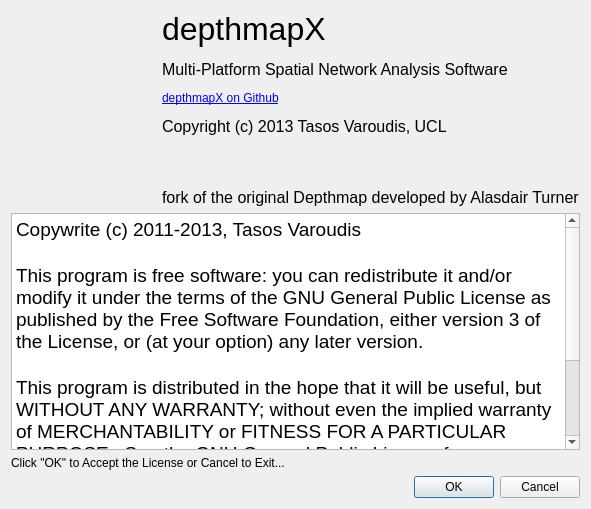
First picture: the form in depthmapX/UI/licenseagreement.ui, repository varoudis/depthmapX, before the edit.
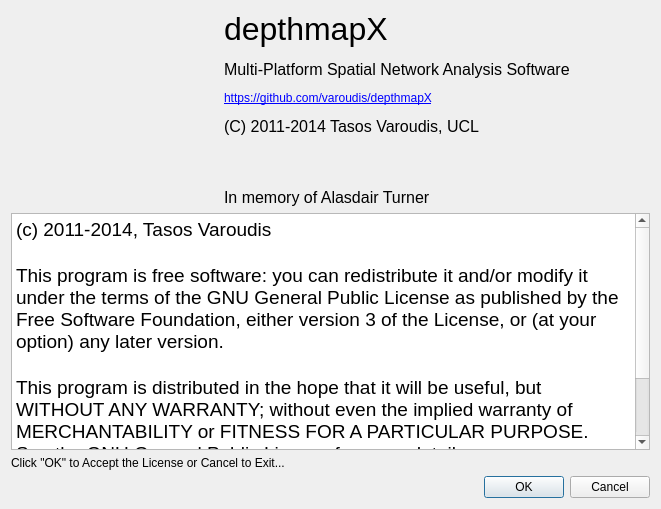
Second picture: the form after the edit. Icons and pictures are not drawn.

The edit to the form file:
```diff
--- a/depthmapX/UI/licenseagreement.ui
+++ b/depthmapX/UI/licenseagreement.ui
@@ -6,7 +6,7 @@
    <rect>
     <x>0</x>
     <y>0</y>
-    <width>591</width>
+    <width>661</width>
     <height>509</height>
    </rect>
   </property>
@@ -27,8 +27,14 @@
        </item>
        <item>
         <widget class="QLabel" name="label_3">
+         <property name="minimumSize">
+          <size>
+           <width>426</width>
+           <height>0</height>
+          </size>
+         </property>
          <property name="text">
-          <string>&lt;html&gt;&lt;head/&gt;&lt;body&gt;&lt;p&gt;&lt;span style=&quot; font-size:24pt;&quot;&gt;depthmapX&lt;/span&gt;&lt;/p&gt;&lt;p&gt;&lt;span style=&quot; font-size:12pt;&quot;&gt;Multi-Platform Spatial Network Analysis Software&lt;/span&gt;&lt;/p&gt;&lt;p&gt;&lt;a href=&quot;https://github.com/SpaceGroupUCL/depthmapX&quot;&gt;&lt;span style=&quot; text-decoration: underline; color:#0000ff;&quot;&gt;depthmapX on Github&lt;/span&gt;&lt;/a&gt;&lt;/p&gt;&lt;p&gt;&lt;span style=&quot; font-size:12pt;&quot;&gt;Copyright (c) 2013 Tasos Varoudis, UCL&lt;/span&gt;&lt;/p&gt;&lt;p&gt;&lt;br/&gt;&lt;/p&gt;&lt;p&gt;&lt;span style=&quot; font-size:12pt;&quot;&gt;fork of the original Depthmap developed by Alasdair Turner&lt;/span&gt;&lt;/p&gt;&lt;/body&gt;&lt;/html&gt;</string>
+          <string>&lt;html&gt;&lt;head/&gt;&lt;body&gt;&lt;p&gt;&lt;span style=&quot; font-size:24pt;&quot;&gt;depthmapX&lt;/span&gt;&lt;/p&gt;&lt;p&gt;&lt;span style=&quot; font-size:12pt;&quot;&gt;Multi-Platform Spatial Network Analysis Software&lt;/span&gt;&lt;/p&gt;&lt;p&gt;&lt;a href=&quot;https://github.com/varoudis/depthmapX&quot;&gt;&lt;span style=&quot; text-decoration: underline; color:#0000ff;&quot;&gt;https://github.com/varoudis/depthmapX&lt;/span&gt;&lt;/a&gt;&lt;/p&gt;&lt;p&gt;&lt;span style=&quot; font-size:12pt;&quot;&gt;(C) 2011-2014 Tasos Varoudis, UCL&lt;/span&gt;&lt;/p&gt;&lt;p&gt;&lt;br/&gt;&lt;/p&gt;&lt;p&gt;&lt;span style=&quot; font-size:12pt;&quot;&gt;In memory of Alasdair Turner			&lt;/span&gt;&lt;/p&gt;&lt;/body&gt;&lt;/html&gt;</string>
          </property>
         </widget>
        </item>
@@ -40,8 +46,8 @@
         <string>&lt;!DOCTYPE HTML PUBLIC &quot;-//W3C//DTD HTML 4.0//EN&quot; &quot;http://www.w3.org/TR/REC-html40/strict.dtd&quot;&gt;
 &lt;html&gt;&lt;head&gt;&lt;meta name=&quot;qrichtext&quot; content=&quot;1&quot; /&gt;&lt;style type=&quot;text/css&quot;&gt;
 p, li { white-space: pre-wrap; }
-&lt;/style&gt;&lt;/head&gt;&lt;body style=&quot; font-family:'Lucida Grande'; font-size:13pt; font-weight:400; font-style:normal;&quot;&gt;
-&lt;p style=&quot; margin-top:0px; margin-bottom:0px; margin-left:0px; margin-right:0px; -qt-block-indent:0; text-indent:0px;&quot;&gt;&lt;span style=&quot; font-family:'Courier New,courier'; font-size:14pt; color:#000000;&quot;&gt;Copywrite (c) 2011-2013, Tasos Varoudis&lt;/span&gt;&lt;/p&gt;
+&lt;/style&gt;&lt;/head&gt;&lt;body style=&quot; font-family:'Ubuntu'; font-size:11pt; font-weight:400; font-style:normal;&quot;&gt;
+&lt;p style=&quot; margin-top:0px; margin-bottom:0px; margin-left:0px; margin-right:0px; -qt-block-indent:0; text-indent:0px;&quot;&gt;&lt;span style=&quot; font-family:'Courier New,courier'; font-size:14pt; color:#000000;&quot;&gt;(c) 2011-2014, Tasos Varoudis&lt;/span&gt;&lt;/p&gt;
 &lt;p style=&quot;-qt-paragraph-type:empty; margin-top:0px; margin-bottom:0px; margin-left:0px; margin-right:0px; -qt-block-indent:0; text-indent:0px; font-family:'Courier New,courier'; font-size:14pt; color:#000000;&quot;&gt;&lt;br /&gt;&lt;/p&gt;
 &lt;p style=&quot; margin-top:0px; margin-bottom:0px; margin-left:0px; margin-right:0px; -qt-block-indent:0; text-indent:0px;&quot;&gt;&lt;span style=&quot; font-family:'Courier New,courier'; font-size:14pt; color:#000000;&quot;&gt;This program is free software: you can redistribute it and/or modify it under the terms of the GNU General Public License as published by the Free Software Foundation, either version 3 of the License, or (at your option) any later version.&lt;/span&gt;&lt;/p&gt;
 &lt;p style=&quot;-qt-paragraph-type:empty; margin-top:0px; margin-bottom:0px; margin-left:0px; margin-right:0px; -qt-block-indent:0; text-indent:0px; font-family:'Courier New,courier'; font-size:14pt; color:#000000;&quot;&gt;&lt;br /&gt;&lt;/p&gt;
```
